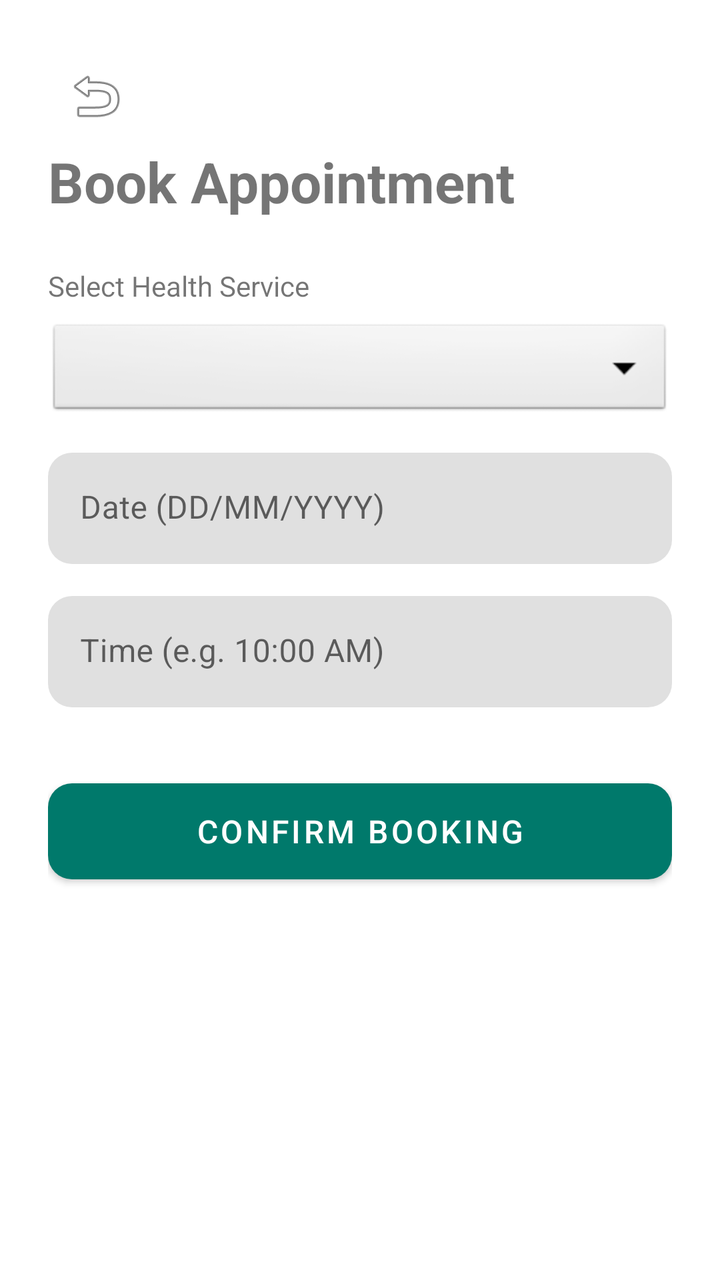
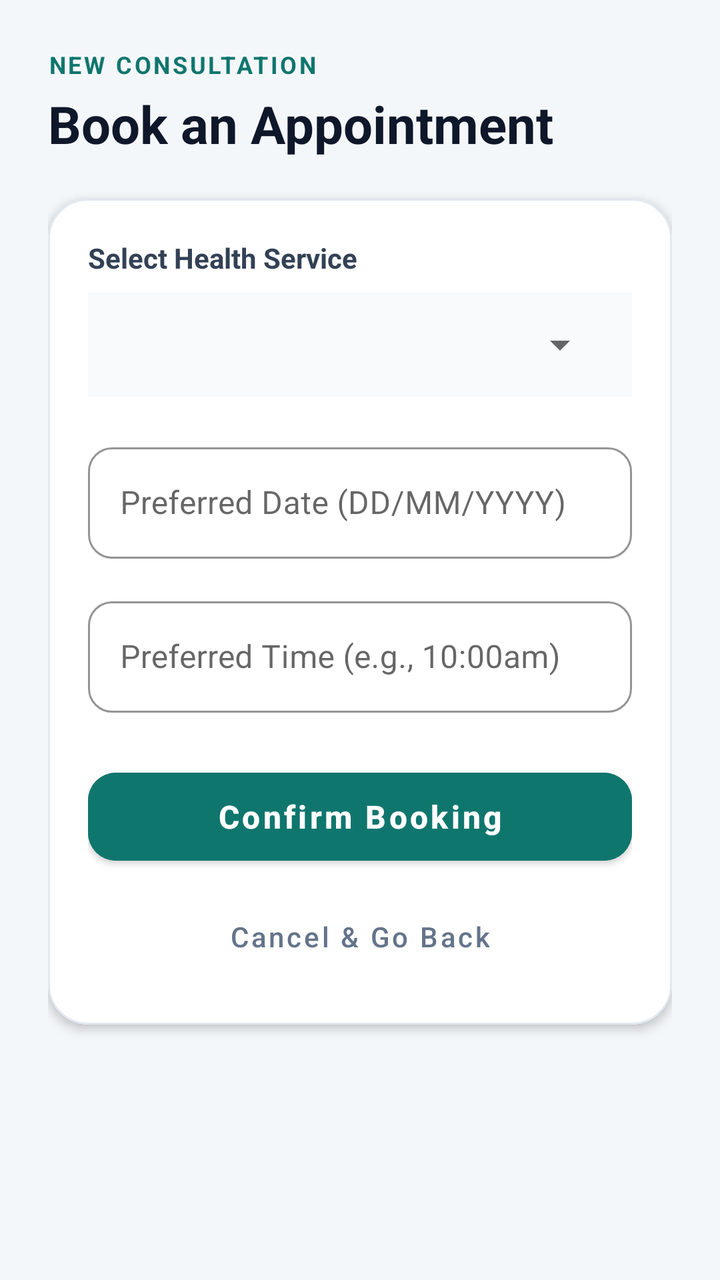

Two renders of the same Android screen: before a commit and after it. Below are the layout's source before the change and the commit's diff.
<!-- AndroidManifest.xml: application theme Theme.CommunityHealthSystem -->
<!-- res/layout/fragment_book_appointment.xml -->
<?xml version="1.0" encoding="utf-8"?>
<LinearLayout xmlns:android="http://schemas.android.com/apk/res/android"
    xmlns:app="http://schemas.android.com/apk/res-auto"
    android:layout_width="match_parent"
    android:layout_height="match_parent"
    android:orientation="vertical"
    android:padding="24dp">

    <ImageButton
        android:id="@+id/btnBack"
        android:layout_width="48dp"
        android:layout_height="48dp"
        android:background="?attr/selectableItemBackgroundBorderless"
        android:src="@android:drawable/ic_menu_revert"
        android:contentDescription="Go Back"/>

    <TextView
        android:layout_width="wrap_content"
        android:layout_height="wrap_content"
        android:text="Book Appointment"
        android:textSize="28sp"
        android:textStyle="bold"
        android:layout_marginBottom="24dp"/>

    <TextView
        android:layout_width="wrap_content"
        android:layout_height="wrap_content"
        android:text="Select Health Service"
        android:layout_marginBottom="8dp"/>

    <Spinner
        android:id="@+id/spinnerServices"
        android:layout_width="match_parent"
        android:layout_height="50dp"
        android:background="@android:drawable/btn_dropdown"
        android:layout_marginBottom="16dp"/>

    <com.google.android.material.textfield.TextInputLayout
        android:layout_width="match_parent"
        android:layout_height="wrap_content"
        android:layout_marginBottom="16dp"
        app:boxStrokeWidth="0dp"
        app:boxCornerRadiusTopStart="12dp"
        app:boxCornerRadiusTopEnd="12dp"
        app:boxCornerRadiusBottomStart="12dp"
        app:boxCornerRadiusBottomEnd="12dp">

        <com.google.android.material.textfield.TextInputEditText
            android:id="@+id/etBookingDate"
            android:layout_width="match_parent"
            android:layout_height="wrap_content"
            android:hint="Date (DD/MM/YYYY)"
            android:inputType="date"/>
    </com.google.android.material.textfield.TextInputLayout>

    <com.google.android.material.textfield.TextInputLayout
        android:layout_width="match_parent"
        android:layout_height="wrap_content"
        android:layout_marginBottom="32dp"
        app:boxStrokeWidth="0dp"
        app:boxCornerRadiusTopStart="12dp"
        app:boxCornerRadiusTopEnd="12dp"
        app:boxCornerRadiusBottomStart="12dp"
        app:boxCornerRadiusBottomEnd="12dp">

        <com.google.android.material.textfield.TextInputEditText
            android:id="@+id/etBookingTime"
            android:layout_width="match_parent"
            android:layout_height="wrap_content"
            android:hint="Time (e.g. 10:00 AM)"
            android:inputType="time"/>
    </com.google.android.material.textfield.TextInputLayout>

    <com.google.android.material.button.MaterialButton
        android:id="@+id/btnSaveBooking"
        android:layout_width="match_parent"
        android:layout_height="60dp"
        android:text="Confirm Booking"
        app:cornerRadius="12dp"
        android:textSize="16sp"/>
</LinearLayout>
<!-- resources referenced by this layout -->
<resources>
  <style name="Theme.CommunityHealthSystem" parent="Theme.MaterialComponents.Light.NoActionBar">
          
          <item name="colorPrimary">@color/colorPrimary</item>
          <item name="colorPrimaryVariant">@color/colorPrimaryVariant</item>
          <item name="colorOnPrimary">@color/colorOnPrimary</item>
  
          
          <item name="colorSecondary">@color/colorSecondary</item>
          <item name="colorSecondaryVariant">@color/colorSecondaryVariant</item>
          <item name="colorOnSecondary">@color/colorOnSecondary</item>
  
          
          <item name="android:statusBarColor">?attr/colorPrimaryVariant</item>
  
          
          <item name="shapeAppearanceSmallComponent">@style/ShapeAppearance.App.SmallComponent</item>
      </style>
  <color name="colorPrimary">#00796B</color>
  <color name="colorPrimaryVariant">#004D40</color>
  <color name="colorOnPrimary">#FFFFFF</color>
  <color name="colorSecondary">#0288D1</color>
  <color name="colorSecondaryVariant">#01579B</color>
  <color name="colorOnSecondary">#FFFFFF</color>
  <style name="ShapeAppearance.App.SmallComponent" parent="ShapeAppearance.MaterialComponents.SmallComponent">
          <item name="cornerFamily">rounded</item>
          <item name="cornerSize">12dp</item>
      </style>
</resources>

<!-- the commit's change to res/layout/fragment_book_appointment.xml (unified diff, before → after) -->
@@ -1,81 +1,133 @@
 <?xml version="1.0" encoding="utf-8"?>
-<LinearLayout xmlns:android="http://schemas.android.com/apk/res/android"
+<ScrollView xmlns:android="http://schemas.android.com/apk/res/android"
     xmlns:app="http://schemas.android.com/apk/res-auto"
     android:layout_width="match_parent"
     android:layout_height="match_parent"
-    android:orientation="vertical"
-    android:padding="24dp">
+    android:background="#F4F7F9"
+    android:fillViewport="true">
 
-    <ImageButton
-        android:id="@+id/btnBack"
-        android:layout_width="48dp"
-        android:layout_height="48dp"
-        android:background="?attr/selectableItemBackgroundBorderless"
-        android:src="@android:drawable/ic_menu_revert"
-        android:contentDescription="Go Back"/>
-
-    <TextView
-        android:layout_width="wrap_content"
-        android:layout_height="wrap_content"
-        android:text="Book Appointment"
-        android:textSize="28sp"
-        android:textStyle="bold"
-        android:layout_marginBottom="24dp"/>
-
-    <TextView
-        android:layout_width="wrap_content"
-        android:layout_height="wrap_content"
-        android:text="Select Health Service"
-        android:layout_marginBottom="8dp"/>
-
-    <Spinner
-        android:id="@+id/spinnerServices"
-        android:layout_width="match_parent"
-        android:layout_height="50dp"
-        android:background="@android:drawable/btn_dropdown"
-        android:layout_marginBottom="16dp"/>
-
-    <com.google.android.material.textfield.TextInputLayout
+    <LinearLayout
         android:layout_width="match_parent"
         android:layout_height="wrap_content"
-        android:layout_marginBottom="16dp"
-        app:boxStrokeWidth="0dp"
-        app:boxCornerRadiusTopStart="12dp"
-        app:boxCornerRadiusTopEnd="12dp"
-        app:boxCornerRadiusBottomStart="12dp"
-        app:boxCornerRadiusBottomEnd="12dp">
+        android:orientation="vertical"
+        android:padding="24dp">
 
-        <com.google.android.material.textfield.TextInputEditText
-            android:id="@+id/etBookingDate"
+        <TextView
+            android:layout_width="wrap_content"
+            android:layout_height="wrap_content"
+            android:text="NEW CONSULTATION"
+            android:textColor="#0F766E"
+            android:textSize="12sp"
+            android:textStyle="bold"
+            android:letterSpacing="0.1" />
+
+        <TextView
+            android:layout_width="wrap_content"
+            android:layout_height="wrap_content"
+            android:layout_marginTop="4dp"
+            android:layout_marginBottom="20dp"
+            android:text="Book an Appointment"
+            android:textColor="#0F172A"
+            android:textSize="26sp"
+            android:textStyle="bold" />
+
+        <com.google.android.material.card.MaterialCardView
             android:layout_width="match_parent"
             android:layout_height="wrap_content"
-            android:hint="Date (DD/MM/YYYY)"
-            android:inputType="date"/>
-    </com.google.android.material.textfield.TextInputLayout>
+            app:cardBackgroundColor="#FFFFFF"
+            app:cardCornerRadius="20dp"
+            app:cardElevation="3dp"
+            app:strokeColor="#E2E8F0"
+            app:strokeWidth="1dp">
 
-    <com.google.android.material.textfield.TextInputLayout
-        android:layout_width="match_parent"
-        android:layout_height="wrap_content"
-        android:layout_marginBottom="32dp"
-        app:boxStrokeWidth="0dp"
-        app:boxCornerRadiusTopStart="12dp"
-        app:boxCornerRadiusTopEnd="12dp"
-        app:boxCornerRadiusBottomStart="12dp"
-        app:boxCornerRadiusBottomEnd="12dp">
+            <LinearLayout
+                android:layout_width="match_parent"
+                android:layout_height="wrap_content"
+                android:orientation="vertical"
+                android:padding="20dp">
 
-        <com.google.android.material.textfield.TextInputEditText
-            android:id="@+id/etBookingTime"
-            android:layout_width="match_parent"
-            android:layout_height="wrap_content"
-            android:hint="Time (e.g. 10:00 AM)"
-            android:inputType="time"/>
-    </com.google.android.material.textfield.TextInputLayout>
+                <TextView
+                    android:layout_width="wrap_content"
+                    android:layout_height="wrap_content"
+                    android:layout_marginBottom="8dp"
+                    android:text="Select Health Service"
+                    android:textColor="#334155"
+                    android:textSize="14sp"
+                    android:textStyle="bold" />
 
-    <com.google.android.material.button.MaterialButton
-        android:id="@+id/btnSaveBooking"
-        android:layout_width="match_parent"
-        android:layout_height="60dp"
-        android:text="Confirm Booking"
-        app:cornerRadius="12dp"
-        android:textSize="16sp"/>
-</LinearLayout>
+                <FrameLayout
+                    android:layout_width="match_parent"
+                    android:layout_height="52dp"
+                    android:layout_marginBottom="20dp"
+                    android:background="#F8FAFC"
+                    android:paddingStart="12dp"
+                    android:paddingEnd="12dp">
+
+                    <Spinner
+                        android:id="@+id/spinnerServices"
+                        android:layout_width="match_parent"
+                        android:layout_height="match_parent" />
+                </FrameLayout>
+
+                <com.google.android.material.textfield.TextInputLayout
+                    style="@style/Widget.MaterialComponents.TextInputLayout.OutlinedBox"
+                    android:layout_width="match_parent"
+                    android:layout_height="wrap_content"
+                    android:layout_marginBottom="16dp"
+                    app:boxCornerRadiusBottomEnd="12dp"
+                    app:boxCornerRadiusBottomStart="12dp"
+                    app:boxCornerRadiusTopEnd="12dp"
+                    app:boxCornerRadiusTopStart="12dp"
+                    app:boxStrokeColor="#0F766E">
+
+                    <com.google.android.material.textfield.TextInputEditText
+                        android:id="@+id/etBookingDate"
+                        android:layout_width="match_parent"
+                        android:layout_height="wrap_content"
+                        android:hint="Preferred Date (DD/MM/YYYY)" />
+                </com.google.android.material.textfield.TextInputLayout>
+
+                <com.google.android.material.textfield.TextInputLayout
+                    style="@style/Widget.MaterialComponents.TextInputLayout.OutlinedBox"
+                    android:layout_width="match_parent"
+                    android:layout_height="wrap_content"
+                    android:layout_marginBottom="24dp"
+                    app:boxCornerRadiusBottomEnd="12dp"
+                    app:boxCornerRadiusBottomStart="12dp"
+                    app:boxCornerRadiusTopEnd="12dp"
+                    app:boxCornerRadiusTopStart="12dp"
+                    app:boxStrokeColor="#0F766E">
+
+                    <com.google.android.material.textfield.TextInputEditText
+                        android:id="@+id/etBookingTime"
+                        android:layout_width="match_parent"
+                        android:layout_height="wrap_content"
+                        android:hint="Preferred Time (e.g., 10:00am)" />
+                </com.google.android.material.textfield.TextInputLayout>
+
+                <com.google.android.material.button.MaterialButton
+                    android:id="@+id/btnSaveBooking"
+                    android:layout_width="match_parent"
+                    android:layout_height="56dp"
+                    android:backgroundTint="#0F766E"
+                    android:text="Confirm Booking"
+                    android:textAllCaps="false"
+                    android:textColor="#FFFFFF"
+                    android:textSize="16sp"
+                    android:textStyle="bold"
+                    app:cornerRadius="14dp" />
+
+                <com.google.android.material.button.MaterialButton
+                    android:id="@+id/btnBack"
+                    style="@style/Widget.MaterialComponents.Button.TextButton"
+                    android:layout_width="match_parent"
+                    android:layout_height="48dp"
+                    android:layout_marginTop="8dp"
+                    android:text="Cancel &amp; Go Back"
+                    android:textAllCaps="false"
+                    android:textColor="#64748B"
+                    android:textSize="14sp" />
+            </LinearLayout>
+        </com.google.android.material.card.MaterialCardView>
+    </LinearLayout>
+</ScrollView>
